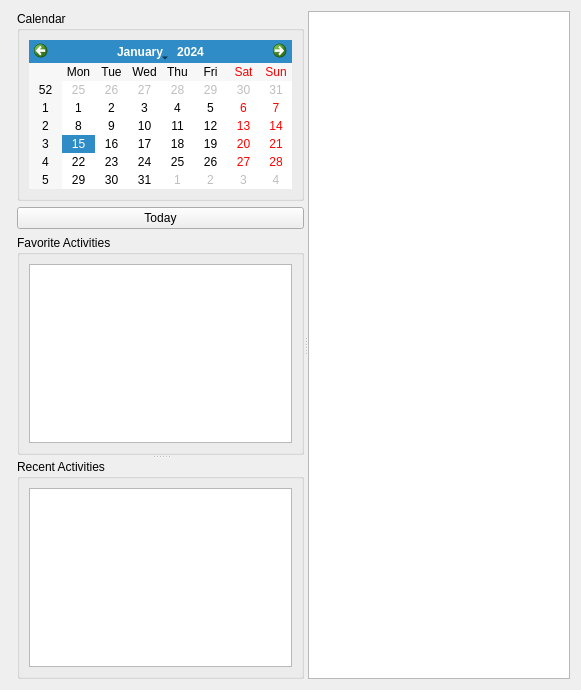
Qt form src/dontpanik/ui/kmainwidget.ui (frankHa/dontpanic) before a commit.
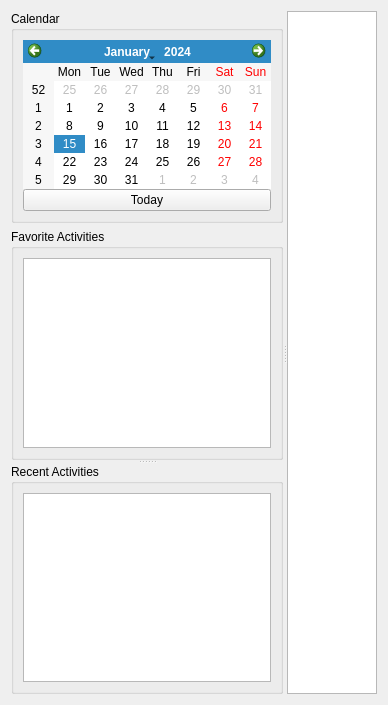
The same form after that commit.

Commit message: -fixed the resizing behavior of the main widget

```diff
--- a/src/dontpanik/ui/kmainwidget.ui
+++ b/src/dontpanik/ui/kmainwidget.ui
@@ -6,8 +6,8 @@
    <rect>
     <x>0</x>
     <y>0</y>
-    <width>581</width>
-    <height>690</height>
+    <width>388</width>
+    <height>705</height>
    </rect>
   </property>
   <property name="windowTitle">
@@ -15,58 +15,111 @@
   </property>
   <layout class="QHBoxLayout" name="horizontalLayout_3">
    <item>
-    <widget class="QSplitter" name="splitter">
-     <property name="orientation">
-      <enum>Qt::Vertical</enum>
-     </property>
-    </widget>
-   </item>
-   <item>
-    <widget class="QSplitter" name="splitter_3">
+    <widget class="QSplitter" name="main_splitter">
      <property name="orientation">
       <enum>Qt::Horizontal</enum>
      </property>
-     <widget class="QWidget" name="layoutWidget">
+     <widget class="QWidget" name="">
       <layout class="QVBoxLayout" name="verticalLayout_2">
        <item>
         <widget class="QGroupBox" name="groupBox_2">
          <property name="title">
           <string>Calendar</string>
          </property>
-         <layout class="QVBoxLayout" name="verticalLayout">
+         <layout class="QVBoxLayout" name="verticalLayout" stretch="0,0">
+          <property name="spacing">
+           <number>0</number>
+          </property>
+          <property name="sizeConstraint">
+           <enum>QLayout::SetMinimumSize</enum>
+          </property>
           <item>
-           <widget class="QCalendarWidget" name="calendarWidget"/>
+           <layout class="QHBoxLayout" name="horizontalLayout_4">
+            <item>
+             <spacer name="horizontalSpacer">
+              <property name="orientation">
+               <enum>Qt::Horizontal</enum>
+              </property>
+              <property name="sizeHint" stdset="0">
+               <size>
+                <width>40</width>
+                <height>20</height>
+               </size>
+              </property>
+             </spacer>
+            </item>
+            <item>
+             <widget class="QCalendarWidget" name="calendar"/>
+            </item>
+            <item>
+             <spacer name="horizontalSpacer_2">
+              <property name="orientation">
+               <enum>Qt::Horizontal</enum>
+              </property>
+              <property name="sizeHint" stdset="0">
+               <size>
+                <width>40</width>
+                <height>20</height>
+               </size>
+              </property>
+             </spacer>
+            </item>
+           </layout>
+          </item>
+          <item>
+           <widget class="QPushButton" name="today_button">
+            <property name="text">
+             <string>Today</string>
+            </property>
+           </widget>
           </item>
          </layout>
         </widget>
        </item>
        <item>
-        <widget class="QPushButton" name="pushButton">
-         <property name="text">
-          <string>Today</string>
+        <widget class="QSplitter" name="vertical_splitter">
+         <property name="sizePolicy">
+          <sizepolicy hsizetype="Preferred" vsizetype="Expanding">
+           <horstretch>0</horstretch>
+           <verstretch>1</verstretch>
+          </sizepolicy>
          </property>
-        </widget>
-       </item>
-       <item>
-        <widget class="QSplitter" name="splitter_2">
+         <property name="sizeIncrement">
+          <size>
+           <width>0</width>
+           <height>0</height>
+          </size>
+         </property>
          <property name="orientation">
           <enum>Qt::Vertical</enum>
          </property>
-         <widget class="QGroupBox" name="Favorites">
+         <widget class="QGroupBox" name="favorite_box">
+          <property name="sizeIncrement">
+           <size>
+            <width>0</width>
+            <height>0</height>
+           </size>
+          </property>
           <property name="title">
            <string>Favorite Activities</string>
           </property>
-          <layout class="QHBoxLayout" name="horizontalLayout" stretch="0">
+          <layout class="QHBoxLayout" name="horizontalLayout">
            <item>
             <widget class="QListView" name="listView_2"/>
            </item>
           </layout>
          </widget>
-         <widget class="QGroupBox" name="groupBox">
+         <widget class="QGroupBox" name="recent_box">
+          <property name="sizeIncrement">
+           <size>
+            <width>0</width>
+            <height>0</height>
+           </size>
+          </property>
           <property name="title">
            <string>Recent Activities</string>
           </property>
-          <layout class="QHBoxLayout" name="horizontalLayout_2" stretch="0">
+          <layout class="QHBoxLayout" name="horizontalLayout_2">
            <item>
             <widget class="QListView" name="listView"/>
            </item>
@@ -76,7 +129,7 @@
        </item>
       </layout>
      </widget>
-     <widget class="QTableView" name="tableView"/>
+     <widget class="QTableView" name="action_table"/>
     </widget>
    </item>
   </layout>
```
Left out of the diff: 6 changed lines with no effect on the pictures. The commit also changes 1 other file.
